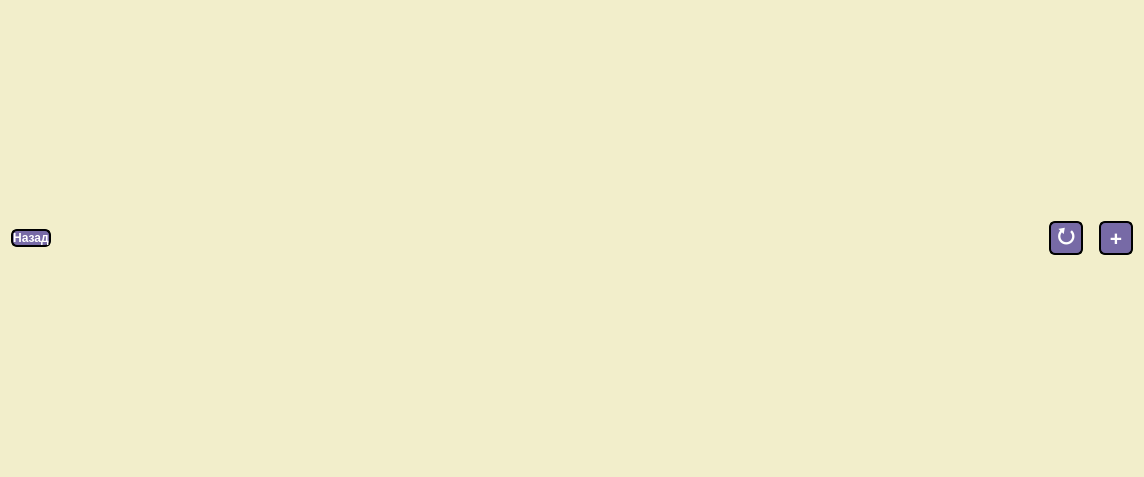
Old version of the form Readalot/books.ui in the repository TanyaSeykova/Hackaton_2022.
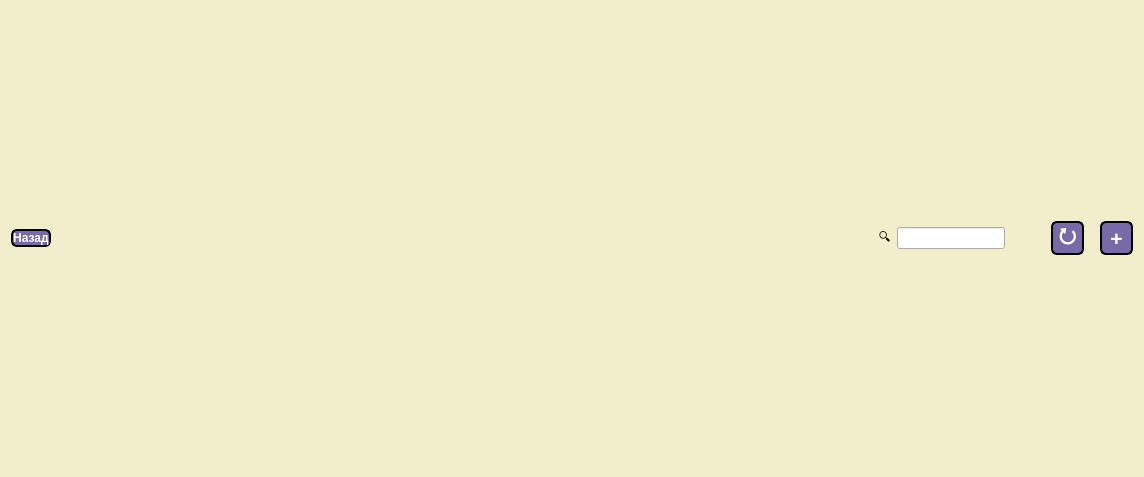
New version of the form.

Commit message: add search bar

Diff of the .ui file:
```diff
--- a/Readalot/books.ui
+++ b/Readalot/books.ui
@@ -41,7 +41,7 @@
    <item>
     <layout class="QVBoxLayout" name="verticalLayout_3" stretch="1,8">
      <item>
-      <layout class="QHBoxLayout" name="horizontalLayout" stretch="1,25,1,1,1">
+      <layout class="QHBoxLayout" name="horizontalLayout" stretch="1,25,0,0,0,1,1,1">
        <item>
         <widget class="QPushButton" name="pushButtonBack">
          <property name="sizePolicy">
@@ -74,6 +74,29 @@
          </property>
         </spacer>
        </item>
+       <item>
+        <widget class="QLabel" name="label">
+         <property name="text">
+          <string>🔍</string>
+         </property>
+        </widget>
+       </item>
+       <item>
+        <widget class="QLineEdit" name="lineEditSearch"/>
+       </item>
+       <item>
+        <spacer name="horizontalSpacer_3">
+         <property name="orientation">
+          <enum>Qt::Horizontal</enum>
+         </property>
+         <property name="sizeHint" stdset="0">
+          <size>
+           <width>40</width>
+           <height>20</height>
+          </size>
+         </property>
+        </spacer>
+       </item>
        <item>
         <widget class="QPushButton" name="pushButtonReload">
          <property name="minimumSize">
@@ -90,7 +113,6 @@
          </property>
          <property name="font">
           <font>
-           <family>Arial</family>
            <pointsize>16</pointsize>
            <italic>false</italic>
            <bold>false</bold>
@@ -139,7 +161,6 @@
          </property>
          <property name="font">
           <font>
-           <family>Arial</family>
            <pointsize>16</pointsize>
            <italic>false</italic>
            <bold>false</bold>
```
The commit also changes 2 other files.
